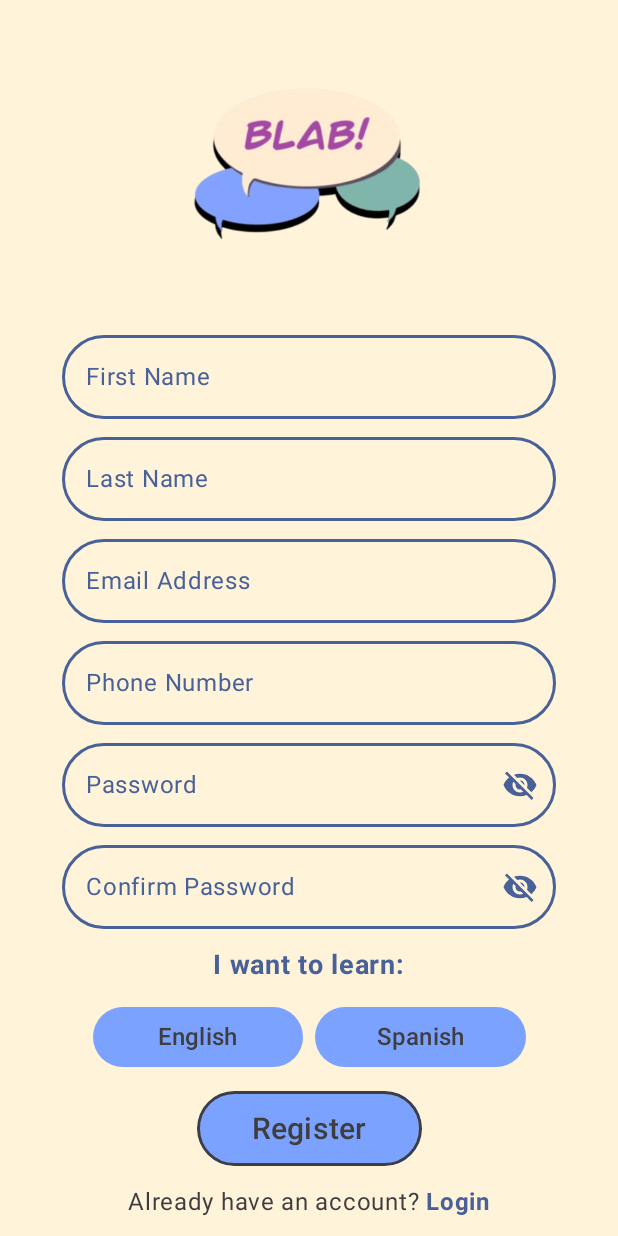
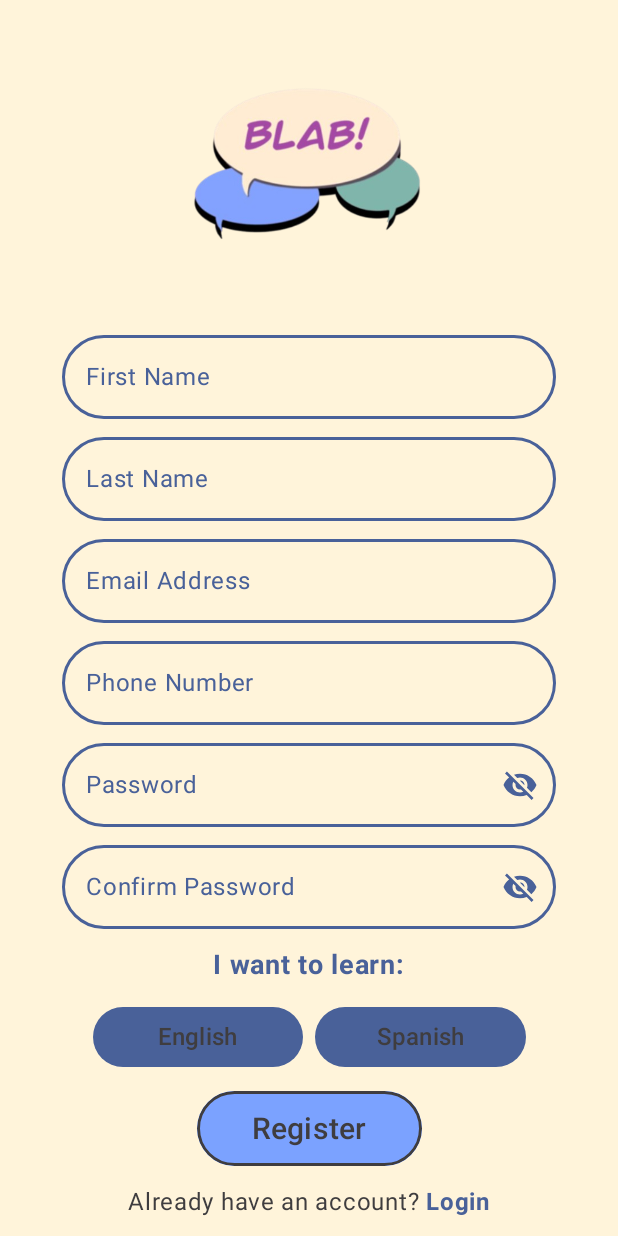
Before and after one commit to OsmanyARdx/Blab-App, an Android app built with Jetpack Compose: the screen it shows after launch (MainActivity), after a tap on "Register", on a phone screen of 412 x 824 dp. Run offline under Robolectric (Android 15) with nearby library versions, the phone set to English and light mode, and no system bars; our stand-ins replace Firebase (no records; nobody signed in at launch, a user with empty details on screens opened directly).

Commit message:
color update

```diff
--- a/BlabApp/app/src/main/java/com/example/blabapp/Screens/RegisterScreen.kt
+++ b/BlabApp/app/src/main/java/com/example/blabapp/Screens/RegisterScreen.kt
@@ -1,7 +1,6 @@
 package com.example.blabapp.Screens
 
 import android.content.Context
-import android.util.Log
 import android.util.Patterns
 import android.widget.Toast
 import androidx.compose.foundation.Image
@@ -15,8 +14,6 @@ import androidx.compose.foundation.layout.Row
 import androidx.compose.foundation.layout.Spacer
 import androidx.compose.foundation.layout.fillMaxSize
 import androidx.compose.foundation.layout.fillMaxWidth
-
-import androidx.compose.foundation.layout.height
 import androidx.compose.foundation.layout.padding
 import androidx.compose.foundation.layout.size
 
@@ -24,9 +21,7 @@ import androidx.compose.foundation.layout.width
 import androidx.compose.foundation.shape.RoundedCornerShape
 import androidx.compose.material3.Button
 import androidx.compose.material3.ButtonDefaults
-import androidx.compose.material3.DropdownMenu
 import androidx.compose.material3.MaterialTheme
-import androidx.compose.material3.RadioButton
 import androidx.compose.material3.Text
 import androidx.compose.runtime.Composable
 import androidx.compose.runtime.getValue
@@ -48,12 +43,6 @@ import com.example.blabapp.Design.InputField
 import com.example.blabapp.Nav.AccountRepository
 import com.example.blabapp.R
 import com.example.blabapp.ViewModels.RegisterScreenViewModel
-import androidx.compose.material3.DropdownMenuItem
-import androidx.compose.material3.ExperimentalMaterial3Api
-import androidx.compose.material3.ExposedDropdownMenuBox
-import androidx.compose.material3.ExposedDropdownMenuDefaults
-import androidx.compose.material3.TextField
-
 
 @Composable
 fun RegisterScreen(accountRepository: AccountRepository, navController: NavController) {
@@ -113,7 +102,7 @@ fun RegisterScreen(accountRepository: AccountRepository, navController: NavContr
                     onClick = { selectedLanguage = "EN" },
                     modifier = Modifier.weight(1f),
                     colors = ButtonDefaults.buttonColors(
-                        containerColor = MaterialTheme.colorScheme.primary,
+                        containerColor = MaterialTheme.colorScheme.secondary,
                         contentColor = MaterialTheme.colorScheme.surface)
                 ) {
                     Text("English", fontSize = 16.sp)
@@ -123,7 +112,7 @@ fun RegisterScreen(accountRepository: AccountRepository, navController: NavContr
                     onClick = { selectedLanguage = "ES" },
                     modifier = Modifier.weight(1f),
                     colors = ButtonDefaults.buttonColors(
-                        containerColor = MaterialTheme.colorScheme.primary,
+                        containerColor = MaterialTheme.colorScheme.secondary,
                         contentColor = MaterialTheme.colorScheme.surface)
                 ) {
                     Text("Spanish", fontSize = 16.sp)
```
